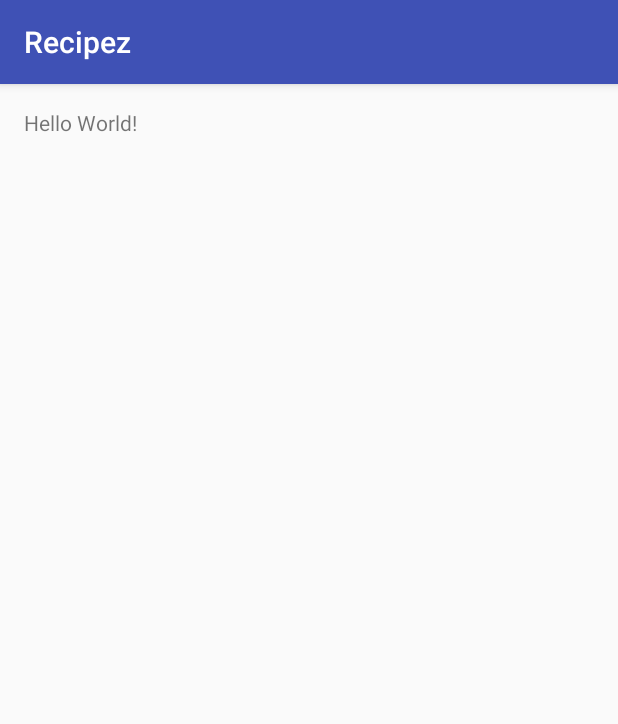
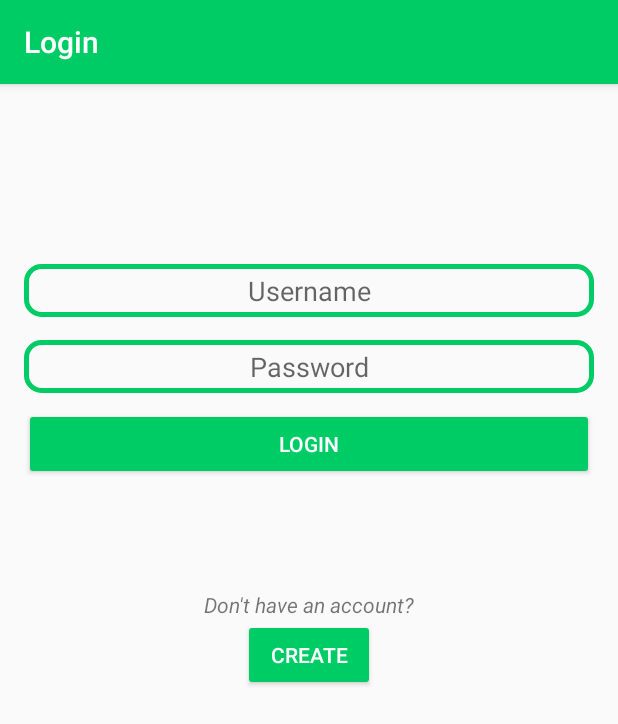
Before and after one commit to Dakufuren/Recipez, an Android app: the screen it shows after launch (MainActivity before the commit, LoginActivity after it), on a phone screen of 412 x 824 dp. Shown: the top 724 px of the screen. Run offline under Robolectric (Android 15) with nearby library versions, the phone set to English and light mode, and no system bars.

Commit message:
Created Activities and did their initial design for them.
Time Spent: 1h 30min

```diff
--- a/app/src/main/java/com/example/albin/recipez/MainActivity.java
+++ b/app/src/main/java/com/example/albin/recipez/LoginActivity.java
@@ -3,11 +3,11 @@ package com.example.albin.recipez;
 import android.support.v7.app.AppCompatActivity;
 import android.os.Bundle;
 
-public class MainActivity extends AppCompatActivity {
+public class LoginActivity extends AppCompatActivity {
 
     @Override
     protected void onCreate(Bundle savedInstanceState) {
         super.onCreate(savedInstanceState);
-        setContentView(R.layout.activity_main);
+        setContentView(R.layout.activity_login);
     }
 }
--- /dev/null
+++ b/app/src/main/res/drawable/barstyle.xml
@@ -0,0 +1,11 @@
+<?xml version="1.0" encoding="utf-8" ?>
+
+<shape xmlns:android="http://schemas.android.com/apk/res/android"
+    android:thickness="0dp"
+    android:shape="rectangle">
+    <stroke android:width="3dp"
+        android:color="#00cc66"/>
+    <corners android:radius="10dp"
+        />
+
+</shape>
--- a/app/src/main/res/layout/activity_main.xml
+++ b/app/src/main/res/layout/activity_favorites.xml
@@ -7,10 +7,6 @@
     android:paddingLeft="@dimen/activity_horizontal_margin"
     android:paddingRight="@dimen/activity_horizontal_margin"
     android:paddingTop="@dimen/activity_vertical_margin"
-    tools:context="com.example.albin.recipez.MainActivity">
+    tools:context="com.example.albin.recipez.FavoritesActivity">
 
-    <TextView
-        android:layout_width="wrap_content"
-        android:layout_height="wrap_content"
-        android:text="Hello World!" />
 </RelativeLayout>
--- /dev/null
+++ b/app/src/main/res/layout/activity_login.xml
@@ -0,0 +1,76 @@
+<?xml version="1.0" encoding="utf-8"?>
+<RelativeLayout xmlns:android="http://schemas.android.com/apk/res/android"
+    xmlns:tools="http://schemas.android.com/tools"
+    android:layout_width="match_parent"
+    android:layout_height="match_parent"
+    android:paddingBottom="@dimen/activity_vertical_margin"
+    android:paddingLeft="@dimen/activity_horizontal_margin"
+    android:paddingRight="@dimen/activity_horizontal_margin"
+    android:paddingTop="@dimen/activity_vertical_margin"
+    tools:context=".LoginActivity">
+
+
+    <EditText
+
+        android:layout_width="match_parent"
+        android:layout_height="wrap_content"
+        android:id="@+id/editText"
+        android:layout_marginTop="104dp"
+        android:layout_alignParentTop="true"
+        android:layout_centerHorizontal="true"
+        android:paddingTop="5dp"
+        android:paddingBottom="5dp"
+        android:background="@drawable/barstyle"
+        android:hint="Username"
+        android:gravity="center"/>
+
+    <EditText
+        android:layout_width="match_parent"
+        android:layout_height="wrap_content"
+        android:inputType="textPassword"
+        android:ems="10"
+        android:id="@+id/editText2"
+        android:background="@drawable/barstyle"
+        android:hint="Password"
+        android:paddingTop="5dp"
+        android:paddingBottom="5dp"
+        android:gravity="center"
+        android:layout_below="@+id/editText"
+        android:layout_alignParentLeft="true"
+        android:layout_alignParentStart="true"
+        android:layout_marginTop="15dp" />
+
+    <Button
+        android:layout_width="match_parent"
+        android:layout_height="wrap_content"
+        android:text="Login"
+        android:id="@+id/button"
+        android:backgroundTint="@color/colorAccent"
+        android:textColor="#FFFFFF"
+        android:layout_below="@+id/editText2"
+        android:layout_centerHorizontal="true"
+        android:layout_marginTop="10dp" />
+
+    <TextView
+        android:layout_width="wrap_content"
+        android:layout_height="wrap_content"
+        android:textAppearance="?android:attr/textAppearanceSmall"
+        android:text="Don&apos;t have an account?"
+        android:id="@+id/textView"
+        android:layout_below="@+id/button"
+        android:layout_centerHorizontal="true"
+        android:layout_marginTop="73dp"
+        android:textStyle="italic" />
+
+    <Button
+        android:layout_width="wrap_content"
+        android:layout_height="wrap_content"
+        android:text="Create"
+        android:id="@+id/button2"
+        android:layout_below="@+id/textView"
+        android:layout_centerHorizontal="true"
+        android:backgroundTint="@color/colorAccent"
+        android:textColor="#FFFFFF"/>
+
+
+</RelativeLayout>
--- a/app/src/main/res/values/colors.xml
+++ b/app/src/main/res/values/colors.xml
@@ -1,6 +1,6 @@
 <?xml version="1.0" encoding="utf-8"?>
 <resources>
-    <color name="colorPrimary">#3F51B5</color>
-    <color name="colorPrimaryDark">#303F9F</color>
-    <color name="colorAccent">#FF4081</color>
+    <color name="colorPrimary">#00cc66</color>
+    <color name="colorPrimaryDark">#22cc66</color>
+    <color name="colorAccent">#00cc66</color>
 </resources>
--- a/app/src/main/res/values/strings.xml
+++ b/app/src/main/res/values/strings.xml
@@ -1,3 +1,7 @@
 <resources>
     <string name="app_name">Recipez</string>
+    <string name="login">Login</string>
+    <string name="shuffle">Shuffle</string>
+    <string name="create">Create Account</string>
+    <string name="favorites">Favorites</string>
 </resources>
```
Also changed, not shown: app/src/main/AndroidManifest.xml (+8 -2 lines), app/src/main/java/com/example/albin/recipez/CreateAccountActivity.java (added, +13 -0 lines), app/src/main/java/com/example/albin/recipez/DBConnector.java (added, +7 -0 lines), app/src/main/java/com/example/albin/recipez/FavoritesActivity.java (added, +13 -0 lines), app/src/main/java/com/example/albin/recipez/RecipeObject.java (added, +7 -0 lines), app/src/main/java/com/example/albin/recipez/ShuffleRecipeActivity.java (added, +13 -0 lines), app/src/main/res/layout/activity_create_account.xml (added, +69 -0 lines), app/src/main/res/layout/activity_shuffle_recipe.xml (added, +98 -0 lines).
